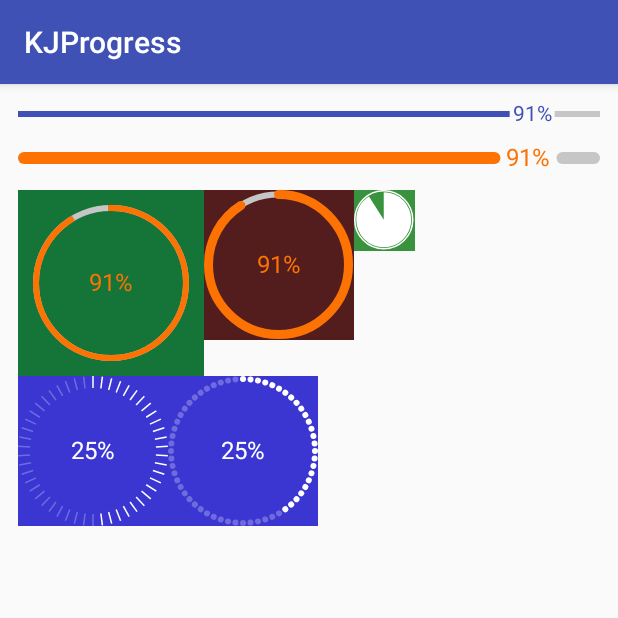
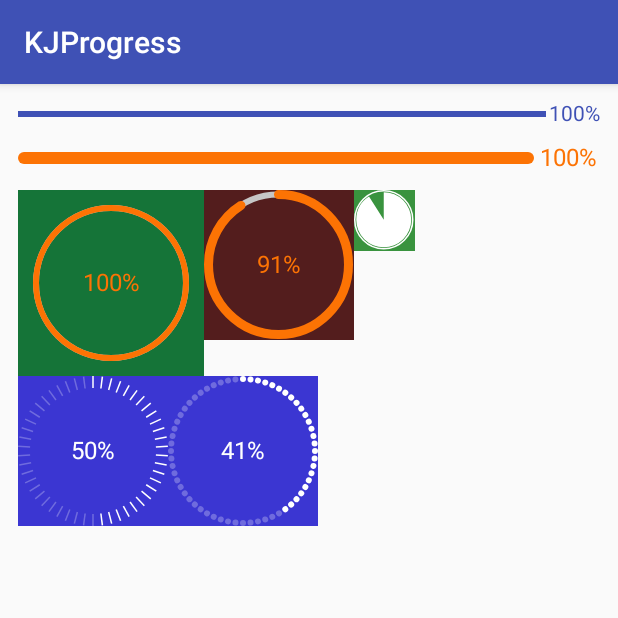
Before and after one commit to KingJA/KJProgress, an Android app: the screen it shows after launch (MainActivity), on a phone screen of 412 x 824 dp, the top half of it. Run offline under Robolectric (Android 15) with nearby library versions, the phone set to English and light mode, and no system bars.

Commit message:
add to jcenter

```diff
--- a/app/build.gradle
+++ b/app/build.gradle
@@ -5,7 +5,7 @@ android {
     buildToolsVersion "23.0.3"
 
     defaultConfig {
-        applicationId "com.kingja.progress"
+        applicationId "com.lib.kingja.progress"
         minSdkVersion 14
         targetSdkVersion 23
         versionCode 1
@@ -20,7 +20,8 @@ android {
 }
 
 dependencies {
-    compile fileTree(dir: 'libs', include: ['*.jar'])
+    compile fileTree(include: ['*.jar'], dir: 'libs')
     testCompile 'junit:junit:4.12'
     compile 'com.android.support:appcompat-v7:23.4.0'
+    compile project(':libk-progress')
 }
--- a/app/src/main/AndroidManifest.xml
+++ b/app/src/main/AndroidManifest.xml
@@ -1,6 +1,6 @@
 <?xml version="1.0" encoding="utf-8"?>
 <manifest xmlns:android="http://schemas.android.com/apk/res/android"
-    package="com.kingja.progress">
+    package="com.lib.kingja.progress">
 
     <application
         android:allowBackup="true"
@@ -8,7 +8,7 @@
         android:label="@string/app_name"
         android:supportsRtl="true"
         android:theme="@style/AppTheme">
-        <activity android:name=".MainActivity">
+        <activity android:name="com.kingja.progress.MainActivity">
             <intent-filter>
                 <action android:name="android.intent.action.MAIN" />
 
--- a/app/src/main/res/layout/activity_main.xml
+++ b/app/src/main/res/layout/activity_main.xml
@@ -6,7 +6,7 @@
     android:layout_height="match_parent"
     android:orientation="vertical"
     android:padding="12dp"
-    tools:context="com.kingja.progress.MainActivity">
+   >
 
     <LinearLayout
         android:layout_width="match_parent"
@@ -14,14 +14,18 @@
         android:orientation="vertical">
 
 
-        <com.kingja.progress.KJProgress
+        <lib.kingja.progress.KJProgress
+            app:progressMax="50"
+            app:progress="25"
             android:id="@+id/progress1"
             android:layout_width="wrap_content"
             android:layout_height="wrap_content"
             app:strokeCap="square" />
 
 
-        <com.kingja.progress.KJProgress
+        <lib.kingja.progress.KJProgress
+            app:progressMax="70"
+            app:progress="25"
             android:id="@+id/progress2"
             android:layout_width="match_parent"
             android:layout_height="wrap_content"
@@ -43,7 +47,9 @@
         android:orientation="horizontal">
 
 
-        <com.kingja.progress.KJProgressRound
+        <lib.kingja.progress.KJProgressRound
+            app:progressMax="50"
+            app:progress="24"
             android:id="@+id/progressRound1"
             android:layout_width="wrap_content"
             android:layout_height="wrap_content"
@@ -56,7 +62,7 @@
             app:unreachWidth="4dp" />
 
 
-        <com.kingja.progress.KJProgressRound
+        <lib.kingja.progress.KJProgressRound
             android:id="@+id/progressRound2"
             android:layout_width="100dp"
             android:layout_height="100dp"
@@ -68,7 +74,7 @@
             app:strokeCap="round"
             app:unreachWidth="4dp" />
 
-        <com.kingja.progress.KJProgressRound
+        <lib.kingja.progress.KJProgressRound
             android:id="@+id/progressRound3"
             android:layout_width="match_parent"
             android:layout_height="match_parent"
@@ -94,7 +100,7 @@
         android:layout_height="wrap_content"
         android:orientation="horizontal">
 
-        <com.kingja.progress.KJProgressScale
+        <lib.kingja.progress.KJProgressScale
             android:id="@+id/progressDot1"
             android:layout_width="match_parent"
             android:layout_height="wrap_content"
@@ -109,7 +115,7 @@
             app:scaleWidth="1dp"
             app:unreachColor="#44ffffff" />
 
-        <com.kingja.progress.KJProgressScale
+        <lib.kingja.progress.KJProgressScale
             app:progressMax="60"
             app:progress="25"
             android:layout_width="match_parent"
--- a/build.gradle
+++ b/build.gradle
@@ -1,12 +1,11 @@
 // Top-level build file where you can add configuration options common to all sub-projects/modules.
-
 buildscript {
     repositories {
         jcenter()
     }
     dependencies {
         classpath 'com.android.tools.build:gradle:2.1.2'
-
+        classpath 'com.novoda:bintray-release:0.3.4'
         // NOTE: Do not place your application dependencies here; they belong
         // in the individual module build.gradle files
     }
--- a/app/src/main/java/com/kingja/progress/BaseKJProgress.java
+++ b/libk-progress/src/main/java/lib/kingja/progress/BaseKJProgress.java
@@ -1,4 +1,4 @@
-package com.kingja.progress;
+package lib.kingja.progress;
 
 import android.content.Context;
 import android.content.res.TypedArray;
@@ -8,13 +8,6 @@ import android.util.AttributeSet;
 import android.util.TypedValue;
 import android.view.View;
 
-/**
- * 项目名称：
- * 类描述：TODO
- * 创建人：KingJA
- * 创建时间：2016/7/22 10:54
- * 修改备注：
- */
 public abstract class BaseKJProgress extends View {
     protected String TAG =getClass().getSimpleName();
     private static final int PROGRESS_MAX = 100;
@@ -96,7 +89,7 @@ public abstract class BaseKJProgress extends View {
     @Override
     protected Parcelable onSaveInstanceState() {
         Bundle bundle = new Bundle();
-        bundle.putParcelable("BASE", super.onSaveInstanceState());//保持父类数据
+        bundle.putParcelable("BASE", super.onSaveInstanceState());
         bundle.putInt("PROGRESS", mProgress);
         return bundle;
     }
@@ -112,11 +105,11 @@ public abstract class BaseKJProgress extends View {
         }
     }
 
-    protected int getProgress() {
+    public int getProgress() {
         return mProgress;
     }
 
-    protected void setProgress(int mProgress) {
+    public void setProgress(int mProgress) {
         if (mProgress < 0) {
             mProgress = 0;
         }
--- a/app/src/main/java/com/kingja/progress/KJProgress.java
+++ b/libk-progress/src/main/java/lib/kingja/progress/KJProgress.java
@@ -1,4 +1,4 @@
-package com.kingja.progress;
+package lib.kingja.progress;
 
 import android.content.Context;
 import android.content.res.TypedArray;
@@ -6,13 +6,6 @@ import android.graphics.Canvas;
 import android.graphics.Paint;
 import android.util.AttributeSet;
 
-/**
- * 项目名称：
- * 类描述：TODO
- * 创建人：KingJA
- * 创建时间：2016/7/21 14:16
- * 修改备注：
- */
 public class KJProgress extends BaseKJProgress {
     private static final int PROGRESS_TEXT_MARGIN = 4;
     protected float mProgressTextMargin;
@@ -87,7 +80,7 @@ public class KJProgress extends BaseKJProgress {
             offsetLeft = 0;
         }
         canvas.translate(getPaddingLeft() + offsetLeft, mHeight * 0.5f);
-        String progressText = mProgress + "%";
+        String progressText = (int)(getProgress()*100f/mProgressMax) + "%";
         float textWidth = mPaint.measureText(progressText);
         float textHeight = (mPaint.descent() + mPaint.ascent()) / 2;
 
--- a/app/src/main/java/com/kingja/progress/KJProgressRound.java
+++ b/libk-progress/src/main/java/lib/kingja/progress/KJProgressRound.java
@@ -1,4 +1,4 @@
-package com.kingja.progress;
+package lib.kingja.progress;
 
 import android.content.Context;
 import android.content.res.TypedArray;
@@ -7,13 +7,6 @@ import android.graphics.Paint;
 import android.graphics.RectF;
 import android.util.AttributeSet;
 
-/**
- * 项目名称：
- * 类描述：TODO
- * 创建人：KingJA
- * 创建时间：2016/7/22 10:50
- * 修改备注：
- */
 public class KJProgressRound extends BaseKJProgress {
     private static final int DEFAULT_SIZE = 50;
     private float mMaxPaintWidth;
@@ -114,7 +107,7 @@ public class KJProgressRound extends BaseKJProgress {
         if (useCenter) {
             return;
         }
-        String progressText = getProgress() + "%";
+        String progressText = (int)(getProgress()*100f/mProgressMax) + "%";
         float textWidth = mTextPaint.measureText(progressText);
         float offsetY = -(mTextPaint.ascent() + mTextPaint.descent()) / 2;
         mTextPaint.setColor(mProgressTextColor);
--- a/app/src/main/java/com/kingja/progress/KJProgressScale.java
+++ b/libk-progress/src/main/java/lib/kingja/progress/KJProgressScale.java
@@ -1,19 +1,11 @@
-package com.kingja.progress;
+package lib.kingja.progress;
 
 import android.content.Context;
 import android.content.res.TypedArray;
 import android.graphics.Canvas;
 import android.graphics.Paint;
 import android.util.AttributeSet;
-import android.util.Log;
 
-/**
- * 项目名称：
- * 类描述：TODO
- * 创建人：KingJA
- * 创建时间：2016/7/22 16:10
- * 修改备注：
- */
 public class KJProgressScale extends BaseKJProgress {
     private static final int DEFAULT_SIZE = 100;
     private float mScaleWidth;
@@ -119,7 +111,7 @@ public class KJProgressScale extends BaseKJProgress {
 
 
     private void drawProgressText(Canvas canvas) {
-        String progressText = getProgress() + "%";
+        String progressText = (int)(getProgress()*100f/mProgressMax) + "%";
         float textWidth = mPaint.measureText(progressText);
         float offsetY = -(mPaint.ascent() + mPaint.descent()) / 2;
         mTextPaint.setColor(mProgressTextColor);
--- /dev/null
+++ b/libk-progress/src/main/res/values/strings.xml
@@ -0,0 +1,3 @@
+<resources>
+    <string name="app_name">LibKProgress</string>
+</resources>
--- a/settings.gradle
+++ b/settings.gradle
@@ -1 +1 @@
-include ':app'
+include ':app', ':libk-progress'
```
Also changed, not shown: app/src/main/java/com/kingja/progress/MainActivity.java (+9 -4 lines), libk-progress/build.gradle (added, +41 -0 lines), libk-progress/src/main/AndroidManifest.xml (added, +11 -0 lines), libk-progress/src/main/res/values/attr.xml (renamed from app/src/main/res/values/attr.xml), 4 other files.
